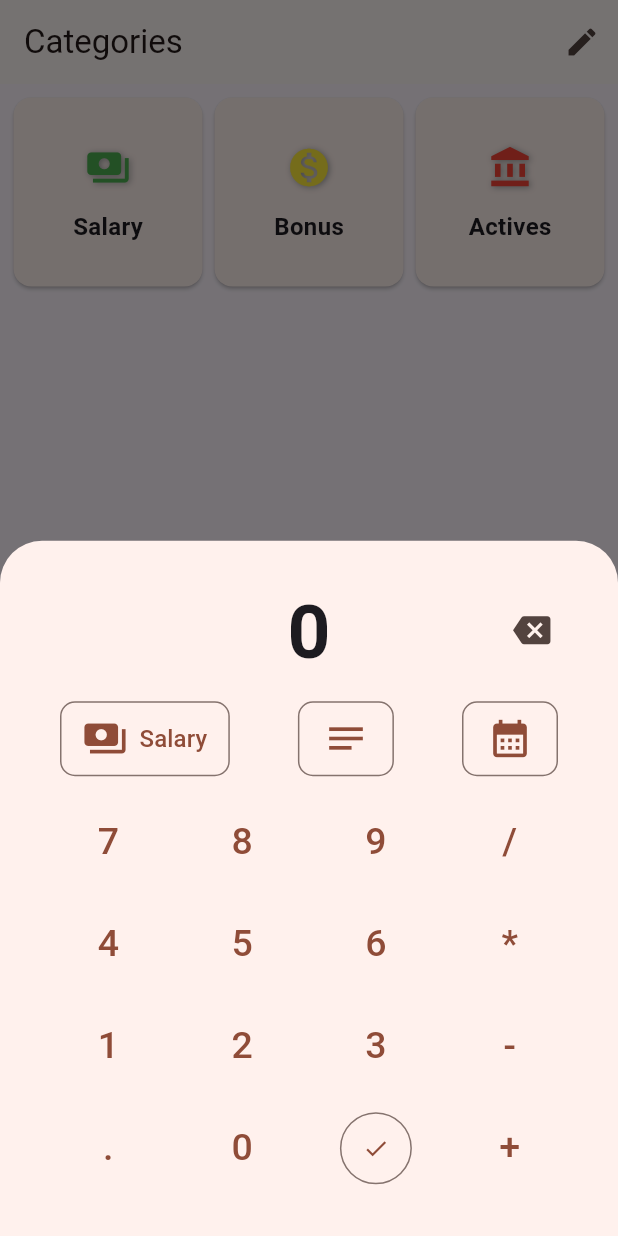
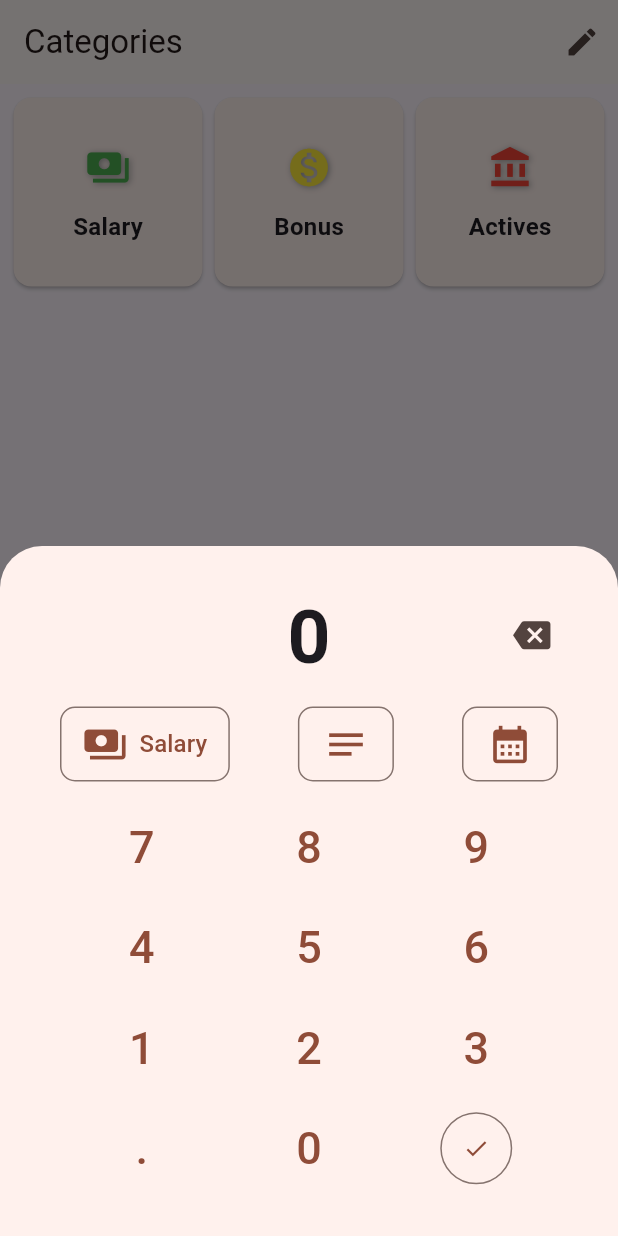
Before and after one commit to maingroon/expense-tracker, a Flutter app: the screen it shows after launch, after a tap on "Salary", on a phone screen of 412 x 824 dp. Run offline on Flutter 3.47's test engine with Material 3 defaults, Android fonts, the phone set to English and light mode, and no system bars; our stand-ins replace shared_preferences.

Commit message:
Keyboard press processing

```diff
--- a/lib/screens/categories/categories_page.dart
+++ b/lib/screens/categories/categories_page.dart
@@ -1,6 +1,7 @@
 import 'package:expense_tracker/models/category_model.dart';
 import 'package:expense_tracker/models/transaction_model.dart';
 import 'package:expense_tracker/screens/transactions/widgets/save_transaction_widget.dart';
+import 'package:expense_tracker/services/theme_provider.dart';
 import 'package:expense_tracker/services/transactions_service.dart';
 import 'package:flutter/material.dart';
 
@@ -79,13 +80,7 @@ class _CategoriesPageState extends State<CategoriesPage> {
                 category.icon,
                 color: category.color,
                 size: 30,
-                shadows: const [
-                  Shadow(
-                    blurRadius: 5,
-                    color: Colors.grey,
-                    offset: Offset(1, 1),
-                  ),
-                ],
+                shadows: _getCategoryIconShadows(),
               ),
             ),
             Padding(
@@ -102,6 +97,20 @@ class _CategoriesPageState extends State<CategoriesPage> {
         ),
       ),
     );
+  }
+
+  List<Shadow> _getCategoryIconShadows() {
+    if (ThemeProvider().getCurrentBrightness() == Brightness.light) {
+      return const [
+        Shadow(
+          blurRadius: 5,
+          color: Colors.grey,
+          offset: Offset(1, 1),
+        ),
+      ];
+    } else {
+      return [];
+    }
   }
 
   Card _buildAddCategoryCardWidget() {
--- a/lib/screens/transactions/widgets/save_transaction_widget.dart
+++ b/lib/screens/transactions/widgets/save_transaction_widget.dart
@@ -20,14 +20,29 @@ class SaveTransactionWidget extends StatefulWidget {
 }
 
 class _SaveExpenseState extends State<SaveTransactionWidget> {
+  static final MAX_AMOUNT_LENGTH_BEFORE_DOT = 8;
+  static final MAX_AMOUNT_LENGTH_AFTER_DOT = 2;
+
+  late String _amount;
+  late Category _selectedCategory;
+  late TextEditingController _noteController;
   late DateTime _selectedDateTime;
-  late Category _selectedCategory;
 
   @override
   void initState() {
     super.initState();
+    _amount = (widget.transaction.amount ~/ 100).toString();
+    final remainder = widget.transaction.amount % 100;
+    if (remainder > 0) {
+      _amount += '.';
+      if (remainder < 10) {
+        _amount += '0';
+      }
+      _amount += remainder.toString();
+    }
+    _selectedCategory = widget.transaction.category;
+    _noteController = TextEditingController(text: widget.transaction.note);
     _selectedDateTime = widget.transaction.date;
-    _selectedCategory = widget.transaction.category;
   }
 
   void _showDateTimePicker() {
@@ -104,6 +119,35 @@ class _SaveExpenseState extends State<SaveTransactionWidget> {
     // Navigator.pop(context);
   }
 
+  void _processKeyboardKeyPressed(String key) {
+    print('key: $key');
+    if (key != '.' && _amount == '0') {
+      setState(() {
+        _amount = key;
+      });
+    } else if (key == '.' && !_amount.contains('.') && _amount.length < 10) {
+      setState(() {
+        _amount += key;
+      });
+    } else if (key != '.' && _amount != '0') {
+      setState(() {
+        _amount += key;
+      });
+    }
+  }
+
+  void _processBackspacePressed() {
+    if (_amount.length > 1) {
+      setState(() {
+        _amount = _amount.substring(0, _amount.length - 1);
+      });
+    } else {
+      setState(() {
+        _amount = '0';
+      });
+    }
+  }
+
   @override
   Widget build(BuildContext context) {
     return SingleChildScrollView(
@@ -123,12 +167,12 @@ class _SaveExpenseState extends State<SaveTransactionWidget> {
               child: IntrinsicHeight(
                 child: Stack(
                   children: [
-                    const Align(
+                    Align(
                       child: Padding(
-                        padding: EdgeInsets.symmetric(horizontal: 30),
+                        padding: const EdgeInsets.symmetric(horizontal: 40),
                         child: Text(
-                          '0',
-                          style: TextStyle(
+                          _amount,
+                          style: const TextStyle(
                             fontSize: 50,
                             fontWeight: FontWeight.bold,
                           ),
@@ -139,7 +183,7 @@ class _SaveExpenseState extends State<SaveTransactionWidget> {
                       right: 5,
                       bottom: 10,
                       child: IconButton(
-                        onPressed: () => {print('pressed')},
+                        onPressed: _processBackspacePressed,
                         icon: const Icon(
                           Icons.backspace,
                           size: 25,
@@ -260,8 +304,8 @@ class _SaveExpenseState extends State<SaveTransactionWidget> {
             ),
             // keyboard part
             TransactionKeyboardWidget(
-              onKeyTap: (key) => print('pressed: ' + key),
-              onSave: () => print('save'),
+              onKeyPressed: _processKeyboardKeyPressed,
+              onSavePressed: _saveTransaction,
             ),
           ],
         ),
--- a/lib/screens/transactions/widgets/transaction_card_widget.dart
+++ b/lib/screens/transactions/widgets/transaction_card_widget.dart
@@ -13,7 +13,6 @@ class TransactionCardWidget extends StatelessWidget {
 
   @override
   Widget build(BuildContext context) {
-    print('Transaction card icon ${_transaction.category.name}');
     return Card(
       child: ListTile(
           leading: CircleAvatar(
--- a/lib/screens/transactions/widgets/transaction_keyboard_widget.dart
+++ b/lib/screens/transactions/widgets/transaction_keyboard_widget.dart
@@ -2,13 +2,13 @@ import 'package:flutter/material.dart';
 
 class TransactionKeyboardWidget extends StatelessWidget {
   const TransactionKeyboardWidget({
-    required this.onKeyTap,
-    required this.onSave,
+    required this.onKeyPressed,
+    required this.onSavePressed,
     super.key,
   });
 
-  final void Function(String) onKeyTap;
-  final void Function() onSave;
+  final void Function(String) onKeyPressed;
+  final void Function() onSavePressed;
 
   @override
   Widget build(BuildContext context) {
@@ -22,7 +22,6 @@ class TransactionKeyboardWidget extends StatelessWidget {
               _buildKeyboardButtonWidget('7'),
               _buildKeyboardButtonWidget('8'),
               _buildKeyboardButtonWidget('9'),
-              _buildKeyboardButtonWidget('/'),
             ],
           ),
           Row(
@@ -31,7 +30,6 @@ class TransactionKeyboardWidget extends StatelessWidget {
               _buildKeyboardButtonWidget('4'),
               _buildKeyboardButtonWidget('5'),
               _buildKeyboardButtonWidget('6'),
-              _buildKeyboardButtonWidget('*'),
             ],
           ),
           Row(
@@ -40,7 +38,6 @@ class TransactionKeyboardWidget extends StatelessWidget {
               _buildKeyboardButtonWidget('1'),
               _buildKeyboardButtonWidget('2'),
               _buildKeyboardButtonWidget('3'),
-              _buildKeyboardButtonWidget('-'),
             ],
           ),
           Row(
@@ -49,7 +46,6 @@ class TransactionKeyboardWidget extends StatelessWidget {
               _buildKeyboardButtonWidget('.'),
               _buildKeyboardButtonWidget('0'),
               _buildSaveButtonWidget(),
-              _buildKeyboardButtonWidget('+'),
             ],
           ),
         ],
@@ -59,13 +55,13 @@ class TransactionKeyboardWidget extends StatelessWidget {
 
   Widget _buildKeyboardButtonWidget(String key) {
     return TextButton(
-      onPressed: () => onKeyTap(key),
+      onPressed: () => onKeyPressed(key),
       child: Padding(
-        padding: const EdgeInsets.all(8.0),
+        padding: const EdgeInsets.all(4.0),
         child: Text(
           key,
           style: const TextStyle(
-            fontSize: 25,
+            fontSize: 30,
           ),
         ),
       ),
@@ -74,7 +70,7 @@ class TransactionKeyboardWidget extends StatelessWidget {
 
   Widget _buildSaveButtonWidget() {
     return OutlinedButton(
-      onPressed: onSave,
+      onPressed: onSavePressed,
       style: OutlinedButton.styleFrom(
         shape: const CircleBorder(),
         padding: const EdgeInsets.all(15),
--- a/lib/services/theme_provider.dart
+++ b/lib/services/theme_provider.dart
@@ -1,5 +1,6 @@
 import 'package:flutter/material.dart';
 import 'package:expense_tracker/services/settings_service.dart';
+import 'package:flutter/scheduler.dart';
 
 class ThemeProvider extends ChangeNotifier {
   late ThemeMode _themeMode;
@@ -23,4 +24,14 @@ class ThemeProvider extends ChangeNotifier {
     SettingsService.setThemeMode(themeMode);
     notifyListeners();
   }
+
+  Brightness getCurrentBrightness() {
+    if (_themeMode == ThemeMode.light) {
+      return Brightness.light;
+    } else if (_themeMode == ThemeMode.dark) {
+      return Brightness.dark;
+    } else {
+      return SchedulerBinding.instance.platformDispatcher.platformBrightness;
+    }
+  }
 }
```
